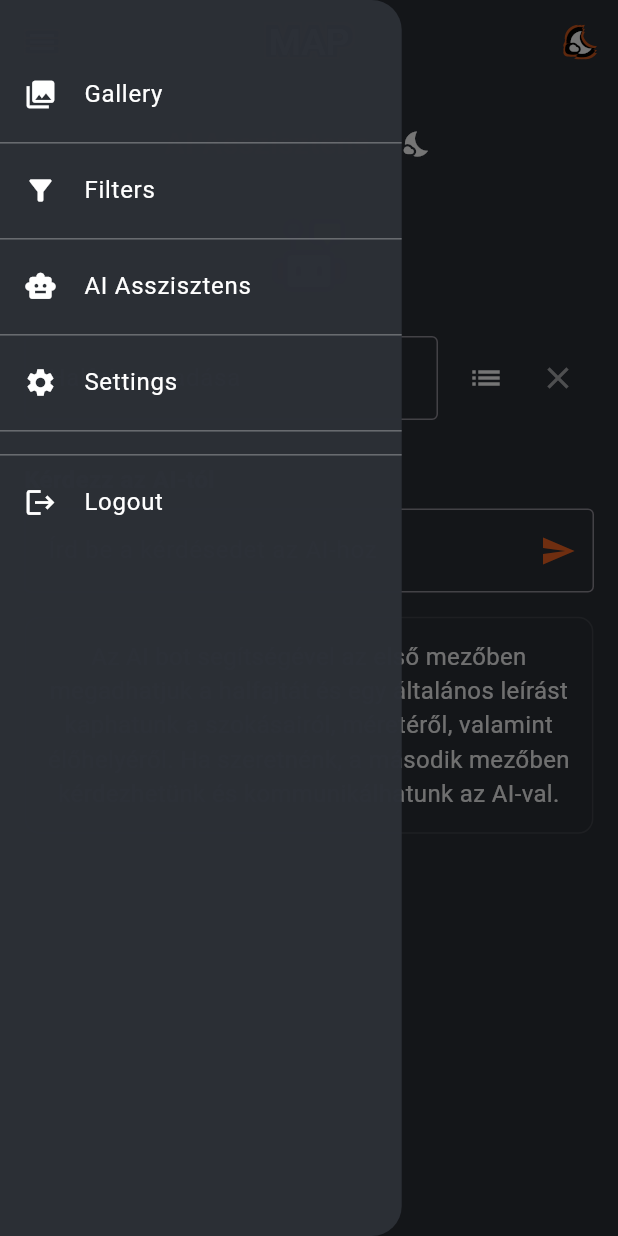
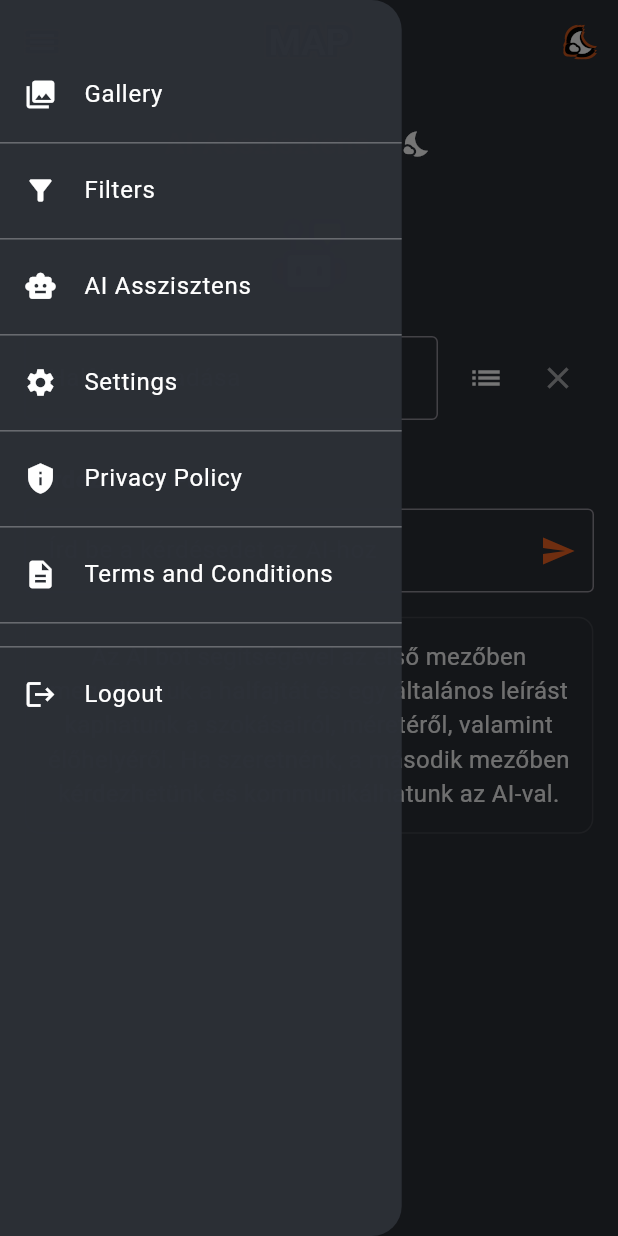
Before and after one commit to GedoLorand/Fish_app, a Flutter app: the AIAssistantScreen screen opened directly, with the side drawer open, on a phone screen of 412 x 824 dp. Run offline on Flutter 3.47's test engine with Material 3 defaults, Android fonts, the phone set to English and light mode, and no system bars; our stand-ins replace cached_network_image, cloud_firestore, cloud_functions, firebase_auth, firebase_core, firebase_storage and 10 more; missing offline and left inert: flutter_map_marker_cluster; accounts and stored records are empty; Roboto replaces fonts that are missing (Boldonse); project files that could hold a hidden picture were left out.

Commit message:
feat: play store setup

```diff
--- a/lib/homepage/Header/custom_drawer.dart
+++ b/lib/homepage/Header/custom_drawer.dart
@@ -9,6 +9,8 @@ import 'package:login_fish_app/services/filter_bus.dart';
 import 'package:login_fish_app/homepage/SettingsScreen/settings.dart';
 import 'package:firebase_auth/firebase_auth.dart';
 import 'package:login_fish_app/homepage/Admin/reports_admin.dart';
+import 'package:login_fish_app/homepage/LegalScreen/legal_links.dart';
+import 'package:login_fish_app/homepage/LegalScreen/legal_webview.dart';
 
 class CustomDrawer extends StatefulWidget {
   const CustomDrawer({super.key});
@@ -33,7 +35,7 @@ class _CustomDrawerState extends State<CustomDrawer> {
   Widget build(BuildContext context) {
     return Drawer(
       width: MediaQuery.of(context).size.width * 0.65,
-      backgroundColor: AppTheme.surfaceColor.withOpacity(0.98),
+      backgroundColor: AppTheme.surfaceColor.withValues(alpha: 0.98),
       elevation: 8,
       shape: const RoundedRectangleBorder(
         borderRadius: BorderRadius.only(
@@ -69,7 +71,7 @@ class _CustomDrawerState extends State<CustomDrawer> {
                     });
                   },
                 ),
-                Divider(color: AppTheme.textColor.withOpacity(0.3)),
+                Divider(color: AppTheme.textColor.withValues(alpha: 0.3)),
                 _buildListTile(
                   icon: Icons.filter_alt,
                   text: 'Filters',
@@ -87,7 +89,7 @@ class _CustomDrawerState extends State<CustomDrawer> {
                     } catch (_) {}
                   },
                 ),
-                Divider(color: AppTheme.textColor.withOpacity(0.3)),
+                Divider(color: AppTheme.textColor.withValues(alpha: 0.3)),
                 _buildListTile(
                   icon: Icons.smart_toy,
                   text: 'AI Asszisztens',
@@ -101,18 +103,53 @@ class _CustomDrawerState extends State<CustomDrawer> {
                     );
                   },
                 ),
-                Divider(color: AppTheme.textColor.withOpacity(0.3)),
+                Divider(color: AppTheme.textColor.withValues(alpha: 0.3)),
                 _buildListTile(
                   icon: Icons.settings,
                   text: 'Settings',
                   onTap: () {
+                    Navigator.pop(context);
                     Navigator.push(
                       context,
                       MaterialPageRoute(builder: (context) => Settings()),
                     );
                   },
                 ),
-                Divider(color: AppTheme.textColor.withOpacity(0.3)),
+                Divider(color: AppTheme.textColor.withValues(alpha: 0.3)),
+                _buildListTile(
+                  icon: Icons.privacy_tip,
+                  text: 'Privacy Policy',
+                  onTap: () {
+                    Navigator.pop(context);
+                    Navigator.push(
+                      context,
+                      MaterialPageRoute(
+                        builder: (context) => const LegalWebViewScreen(
+                          title: 'Privacy Policy',
+                          url: LegalLinks.privacyPolicyUrl,
+                        ),
+                      ),
+                    );
+                  },
+                ),
+                Divider(color: AppTheme.textColor.withValues(alpha: 0.3)),
+                _buildListTile(
+                  icon: Icons.description,
+                  text: 'Terms and Conditions',
+                  onTap: () {
+                    Navigator.pop(context);
+                    Navigator.push(
+                      context,
+                      MaterialPageRoute(
+                        builder: (context) => const LegalWebViewScreen(
+                          title: 'Terms and Conditions',
+                          url: LegalLinks.termsAndConditionsUrl,
+                        ),
+                      ),
+                    );
+                  },
+                ),
+                Divider(color: AppTheme.textColor.withValues(alpha: 0.3)),
                 // Admin-only reports screen
                 if (_user != null &&
                     (_user!.email == 'gedolorand@gmail.com' ||
@@ -130,7 +167,7 @@ class _CustomDrawerState extends State<CustomDrawer> {
                       );
                     },
                   ),
-                Divider(color: AppTheme.textColor.withOpacity(0.3)),
+                Divider(color: AppTheme.textColor.withValues(alpha: 0.3)),
                 _buildListTile(
                   icon: Icons.logout,
                   text: 'Logout',
--- /dev/null
+++ b/lib/homepage/LegalScreen/legal_links.dart
@@ -0,0 +1,4 @@
+class LegalLinks {
+  static const privacyPolicyUrl = 'https://fish-app-release.web.app/privacy-policy.html';
+  static const termsAndConditionsUrl = 'https://fish-app-release.web.app/terms-and-conditions.html';
+}
--- a/lib/homepage/MapScreen/map_screen.dart
+++ b/lib/homepage/MapScreen/map_screen.dart
@@ -1066,7 +1066,7 @@ class _MapScreenState extends State<MapScreen> with TickerProviderStateMixin {
                 urlTemplate:
                     'https://{s}.tile.openstreetmap.org/{z}/{x}/{y}.png',
                 subdomains: const ['a', 'b', 'c'],
-                userAgentPackageName: 'com.example.login_fish_app',
+                userAgentPackageName: 'ro.catchpoint',
               ),
               // User location marker (separate, not clustered) - draw first so photo markers are on top
               if (_locationLoaded)
--- a/pubspec.yaml
+++ b/pubspec.yaml
@@ -49,6 +49,7 @@ dependencies:
   cloud_functions: ^6.2.0
   cached_network_image: ^3.4.1
   shared_preferences: ^2.0.15
+  webview_flutter: ^4.10.0
 
 dev_dependencies:
   flutter_test:
```
Also changed, not shown: lib/homepage/LegalScreen/legal_webview.dart (added, +162 -0 lines), pubspec.lock, 11 other files.
